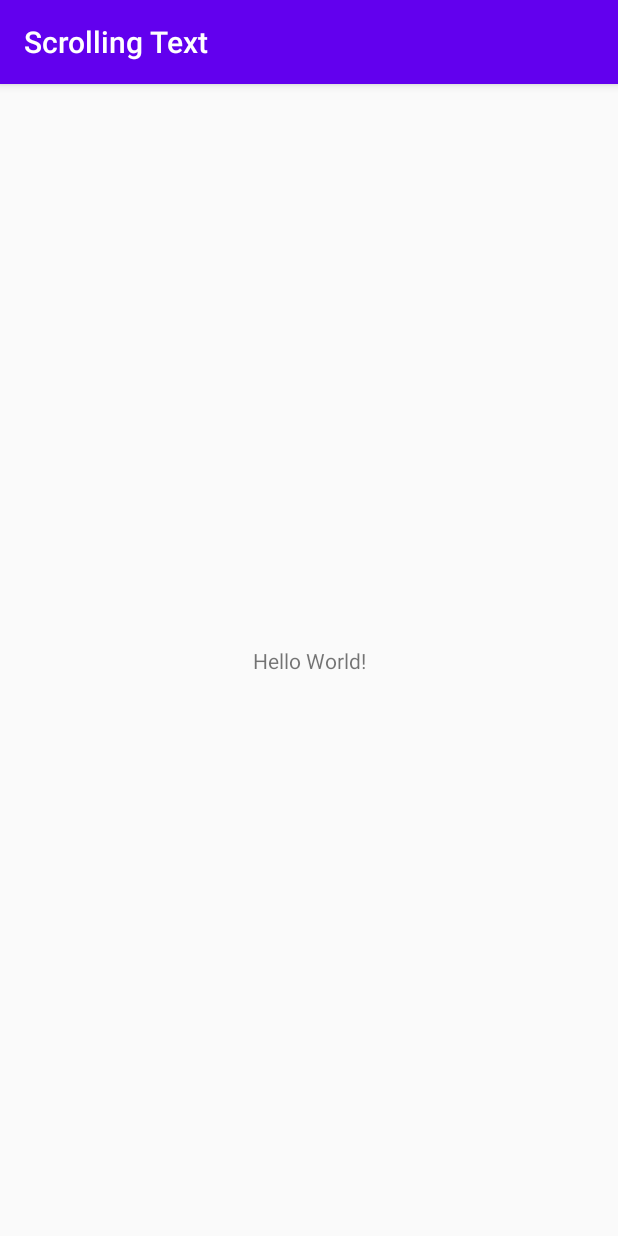
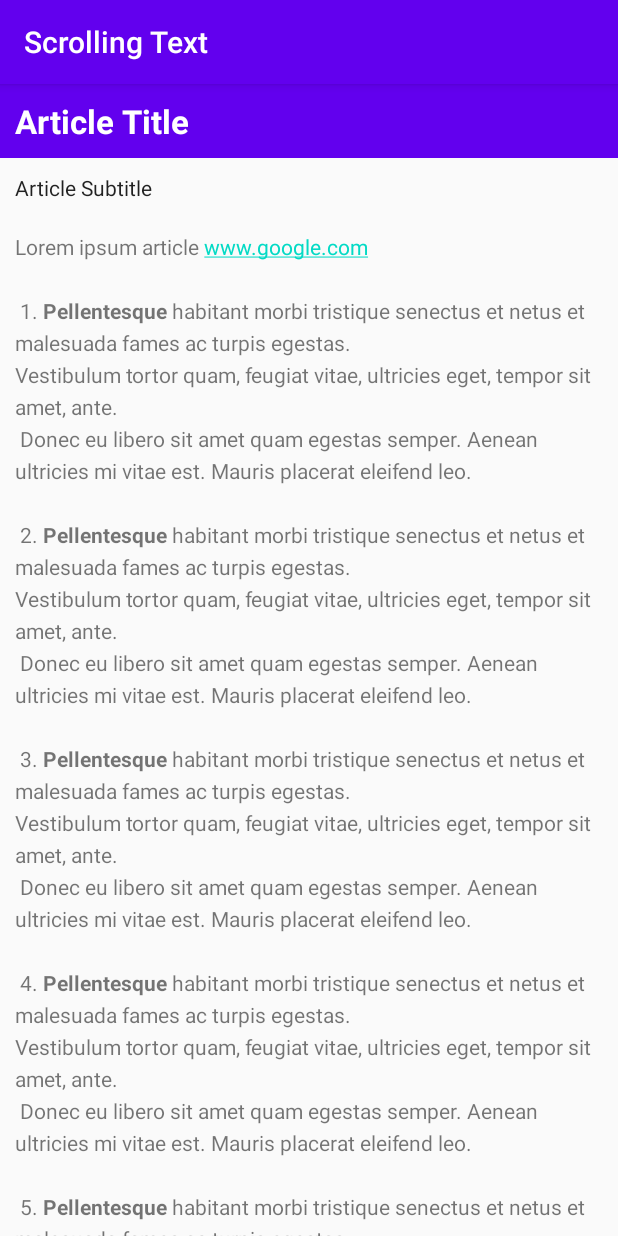
Before and after one commit to xenoplayed/android-java-fundmentals, an Android app: the screen it shows after launch (MainActivity), on a phone screen of 412 x 824 dp. Run offline under Robolectric (Android 15) with nearby library versions, the phone set to English and light mode, and no system bars.

Commit message:
add textviews and scrollview

```diff
--- a/ScrollingText/app/src/main/res/layout/activity_main.xml
+++ b/ScrollingText/app/src/main/res/layout/activity_main.xml
@@ -1,18 +1,47 @@
 <?xml version="1.0" encoding="utf-8"?>
-<android.support.constraint.ConstraintLayout xmlns:android="http://schemas.android.com/apk/res/android"
-    xmlns:app="http://schemas.android.com/apk/res-auto"
+<RelativeLayout xmlns:android="http://schemas.android.com/apk/res/android"
     xmlns:tools="http://schemas.android.com/tools"
     android:layout_width="match_parent"
     android:layout_height="match_parent"
     tools:context=".MainActivity">
 
     <TextView
+        android:layout_width="match_parent"
+        android:layout_height="wrap_content"
+        android:id="@+id/article_heading"
+        android:background="@color/purple_500"
+        android:textColor="@android:color/white"
+        android:padding="@dimen/padding_regular"
+        android:textAppearance="@android:style/TextAppearance.DeviceDefault.Large"
+        android:textStyle="bold"
+        android:text="@string/article_title" />
+
+
+    <TextView
+        android:layout_width="match_parent"
+        android:layout_height="wrap_content"
+        android:id="@+id/article_subheading"
+        android:layout_below="@id/article_heading"
+        android:padding="@dimen/padding_regular"
+        android:textAppearance="@android:style/TextAppearance.DeviceDefault"
+        android:text="@string/article_subtitle" />
+
+
+    <ScrollView
         android:layout_width="wrap_content"
         android:layout_height="wrap_content"
-        android:text="Hello World!"
-        app:layout_constraintBottom_toBottomOf="parent"
-        app:layout_constraintLeft_toLeftOf="parent"
-        app:layout_constraintRight_toRightOf="parent"
-        app:layout_constraintTop_toTopOf="parent" />
+        android:layout_below="@id/article_subheading">
 
-</android.support.constraint.ConstraintLayout>
+
+        <TextView
+                android:id="@+id/article"
+                android:layout_width="wrap_content"
+                android:layout_height="wrap_content"
+                android:autoLink="web"
+                android:lineSpacingExtra="@dimen/line_spacing"
+                android:padding="@dimen/padding_regular"
+                android:text="@string/article_text" />
+
+    </ScrollView>
+
+</RelativeLayout>
--- /dev/null
+++ b/ScrollingText/app/src/main/res/values/dimens.xml
@@ -0,0 +1,5 @@
+<?xml version="1.0" encoding="utf-8"?>
+<resources>
+    <dimen name="padding_regular">10dp</dimen>
+    <dimen name="line_spacing">5sp</dimen>
+</resources>
--- a/ScrollingText/app/src/main/res/values/strings.xml
+++ b/ScrollingText/app/src/main/res/values/strings.xml
@@ -1,3 +1,20 @@
 <resources>
     <string name="app_name">Scrolling Text</string>
+    <string name="article_title">Article Title</string>
+    <string name="article_subtitle">Article Subtitle</string>
+    <string name="article_text">Lorem ipsum article www.google.com\n\n
+<p>1. <b>Pellentesque</b> habitant morbi tristique senectus et netus et malesuada fames ac turpis egestas.\nVestibulum tortor quam, feugiat vitae, ultricies eget, tempor sit amet, ante.\n
+    Donec eu libero sit amet quam egestas semper. Aenean ultricies mi vitae est. Mauris placerat eleifend leo.</p>\n\n
+<p>2. <b>Pellentesque</b> habitant morbi tristique senectus et netus et malesuada fames ac turpis egestas.\nVestibulum tortor quam, feugiat vitae, ultricies eget, tempor sit amet, ante.\n
+    Donec eu libero sit amet quam egestas semper. Aenean ultricies mi vitae est. Mauris placerat eleifend leo.</p>\n\n
+<p>3. <b>Pellentesque</b> habitant morbi tristique senectus et netus et malesuada fames ac turpis egestas.\nVestibulum tortor quam, feugiat vitae, ultricies eget, tempor sit amet, ante.\n
+    Donec eu libero sit amet quam egestas semper. Aenean ultricies mi vitae est. Mauris placerat eleifend leo.</p>\n\n
+<p>4. <b>Pellentesque</b> habitant morbi tristique senectus et netus et malesuada fames ac turpis egestas.\nVestibulum tortor quam, feugiat vitae, ultricies eget, tempor sit amet, ante.\n
+    Donec eu libero sit amet quam egestas semper. Aenean ultricies mi vitae est. Mauris placerat eleifend leo.</p>\n\n
+<p>5. <b>Pellentesque</b> habitant morbi tristique senectus et netus et malesuada fames ac turpis egestas.\nVestibulum tortor quam, feugiat vitae, ultricies eget, tempor sit amet, ante.\n
+    Donec eu libero sit amet quam egestas semper. Aenean ultricies mi vitae est. Mauris placerat eleifend leo.</p>\n\n
+<p>6. <b>Pellentesque</b> habitant morbi tristique senectus et netus et malesuada fames ac turpis egestas.\nVestibulum tortor quam, feugiat vitae, ultricies eget, tempor sit amet, ante.\n
+    Donec eu libero sit amet quam egestas semper. Aenean ultricies mi vitae est. Mauris placerat eleifend leo.</p>\n\n
+
+    </string>
 </resources>
```
